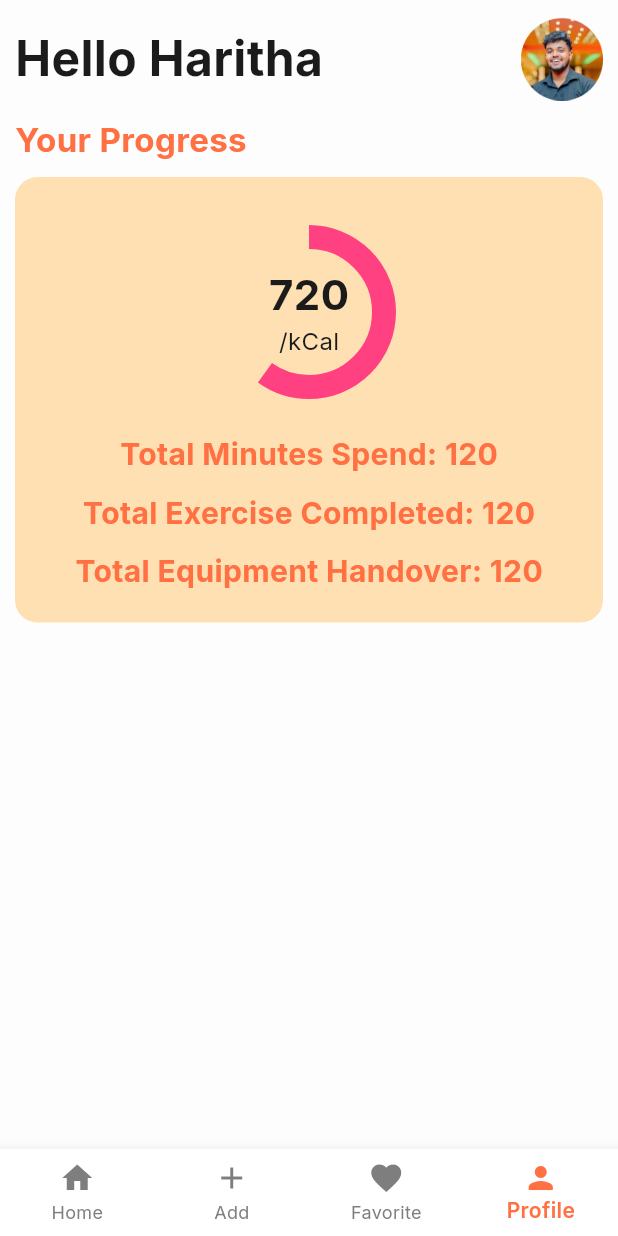
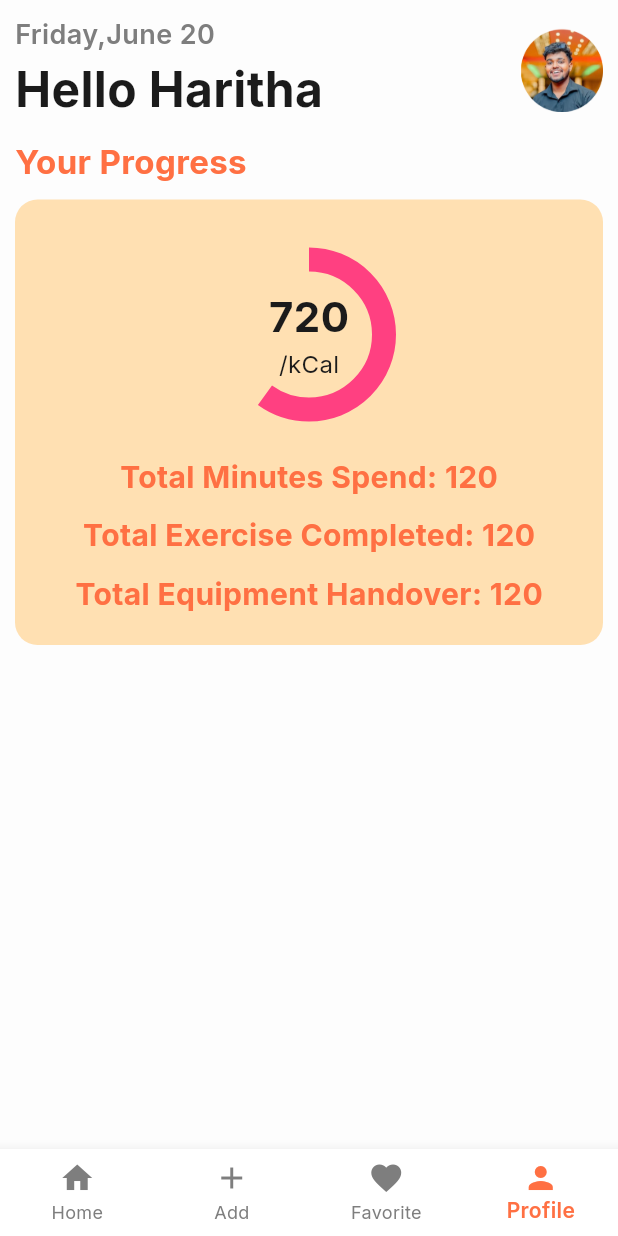
Before and after one commit to Haritha0705/workout_planner_app, a Flutter app: the screen it shows after launch, item 4 of the bottom bar chosen, on a phone screen of 412 x 824 dp. Run offline on Flutter 3.47's test engine with Material 3 defaults, Android fonts, the phone set to English and light mode, and no system bars; our stand-ins replace google_fonts.

Commit message:
add date in profile

```diff
--- a/workout_planner_app/lib/pages/profile_page/profile_page.dart
+++ b/workout_planner_app/lib/pages/profile_page/profile_page.dart
@@ -1,4 +1,5 @@
 import 'package:flutter/material.dart';
+import 'package:intl/intl.dart';
 import 'package:workout_planner_app/const_styles/colors.dart';
 import 'package:workout_planner_app/const_styles/responsive.dart';
 import 'package:workout_planner_app/data/user_data.dart';
@@ -12,10 +13,18 @@ class ProfilePage extends StatefulWidget {
 
 class _ProfilePageState extends State<ProfilePage> {
 
+  final DateFormat formmter = DateFormat("EEEE,MMMM");
+  final DateFormat dateFormater = DateFormat("dd");
+
   final userData = user;
 
   @override
   Widget build(BuildContext context) {
+
+    DateTime now = DateTime.now();
+    String formatDate = formmter.format(now);
+    String dayFormat = dateFormater.format(now);
+
     return Scaffold(
       body: SafeArea(
         child: SingleChildScrollView(
@@ -28,7 +37,16 @@ class _ProfilePageState extends State<ProfilePage> {
                   mainAxisAlignment: MainAxisAlignment.spaceBetween,
                   children: [
                     Column(
+                      crossAxisAlignment: CrossAxisAlignment.start,
                       children: [
+                        Text(
+                          "$formatDate $dayFormat",
+                          style: TextStyle(
+                            color: HSubtitleColor,
+                            fontSize: 18,
+                            fontWeight: FontWeight.w600,
+                          ),
+                        ),
                         Text(
                           "Hello ${userData.fullName}",
                           style: TextStyle(
```
